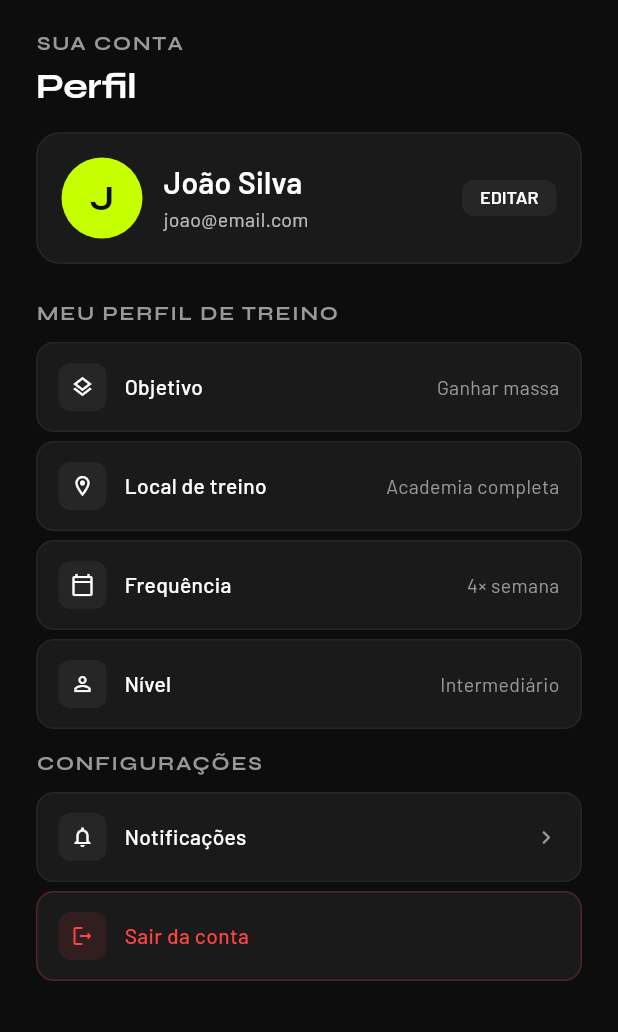
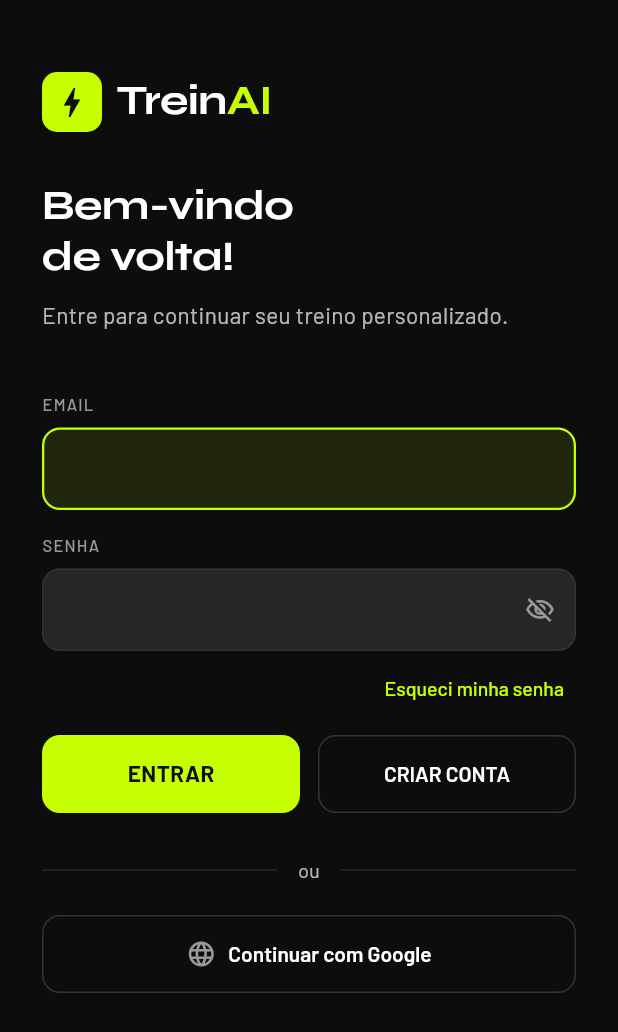
Before and after one commit to NathanYanDev/treinai, a Flutter app: the screen it shows after launch, on a phone screen of 412 x 824 dp. Shown: the top 1032 px of the screen. Run offline on Flutter 3.47's test engine with Material 3 defaults, Android fonts, the phone set to English and light mode, and no system bars; our stand-ins replace equatable, flutter_bloc, google_fonts.

Commit message:
login tela

```diff
--- a/lib/main.dart
+++ b/lib/main.dart
@@ -6,6 +6,7 @@ import 'presentation/bloc/onboarding_cubit.dart';
 import 'presentation/pages/onboarding/onboarding_router.dart'; //rotas do onboarding
 import 'presentation/pages/workout_complete_screen.dart'; //comclusão do treino
 import 'presentation/pages/profile_screen.dart'; //tela sobre
+import 'presentation/pages/login/login_page.dart'; // tela login
 
 void main() {
   runApp(const App());
@@ -22,7 +23,7 @@ class App extends StatelessWidget {
       theme: AppTheme.dark,
       home: BlocProvider(
         create: (_) => OnboardingCubit(),
-        child: const ProfileScreen(),
+        child: const LoginPage(),
       ),
     );
   }
--- /dev/null
+++ b/lib/presentation/pages/login/login_page.dart
@@ -0,0 +1,213 @@
+import 'package:flutter/material.dart';
+import '../../../core/theme/app_colors.dart';
+import '../../../core/theme/app_typography.dart';
+
+class LoginPage extends StatefulWidget {
+  const LoginPage({super.key});
+
+  @override
+  State<LoginPage> createState() => _LoginPageState();
+}
+
+class _LoginPageState extends State<LoginPage> {
+  final TextEditingController _emailController = TextEditingController(
+    text: '',
+  );
+  final TextEditingController _passwordController = TextEditingController();
+  bool _obscurePassword = true;
+
+  @override
+  void dispose() {
+    _emailController.dispose();
+    _passwordController.dispose();
+    super.dispose();
+  }
+
+  @override
+  Widget build(BuildContext context) {
+    return Scaffold(
+      backgroundColor: AppColors.bgPrimary,
+      body: SafeArea(
+        child: SingleChildScrollView(
+          padding: const EdgeInsets.symmetric(horizontal: 28.0),
+          child: Column(
+            crossAxisAlignment: CrossAxisAlignment.start,
+            children: [
+              const SizedBox(height: 48),
+
+              // ── Logo ──────────────────────────────────────────────────────
+              Row(
+                children: [
+                  Container(
+                    width: 40,
+                    height: 40,
+                    decoration: BoxDecoration(
+                      color: AppColors.lime500,
+                      borderRadius: BorderRadius.circular(10),
+                    ),
+                    child: const Icon(
+                      Icons.bolt,
+                      color: AppColors.black,
+                      size: 26,
+                    ),
+                  ),
+                  const SizedBox(width: 10),
+                  RichText(
+                    text: TextSpan(
+                      children: [
+                        TextSpan(
+                          text: 'Trein',
+                          style: AppTypography.logo.copyWith(
+                            color: AppColors.textPrimary,
+                          ),
+                        ),
+                        TextSpan(
+                          text: 'AI',
+                          style: AppTypography.logo.copyWith(
+                            color: AppColors.lime500,
+                          ),
+                        ),
+                      ],
+                    ),
+                  ),
+                ],
+              ),
+
+              const SizedBox(height: 32),
+
+              // ── Headline ──────────────────────────────────────────────────
+              Text('Bem-vindo\nde volta!', style: AppTypography.displayMd),
+
+              const SizedBox(height: 10),
+
+              Text(
+                'Entre para continuar seu treino personalizado.',
+                style: AppTypography.bodyLg,
+              ),
+
+              const SizedBox(height: 40),
+
+              // ── Email ─────────────────────────────────────────────────────
+              Text('EMAIL', style: AppTypography.bodySm),
+
+              const SizedBox(height: 8),
+
+              TextField(
+                controller: _emailController,
+                keyboardType: TextInputType.emailAddress,
+                style: AppTypography.inputValue,
+                decoration: InputDecoration(
+                  // Campo preenchido → fundo levemente esverdeado + borda lime
+                  filled: true,
+                  fillColor: AppColors.bgAccent,
+                  enabledBorder: OutlineInputBorder(
+                    borderRadius: BorderRadius.circular(12),
+                    borderSide: const BorderSide(
+                      color: AppColors.borderAccent,
+                      width: 1.5,
+                    ),
+                  ),
+                  focusedBorder: OutlineInputBorder(
+                    borderRadius: BorderRadius.circular(12),
+                    borderSide: const BorderSide(
+                      color: AppColors.borderFocus,
+                      width: 2,
+                    ),
+                  ),
+                ),
+              ),
+
+              const SizedBox(height: 16),
+
+              // ── Senha ─────────────────────────────────────────────────────
+              Text('SENHA', style: AppTypography.bodySm),
+
+              const SizedBox(height: 8),
+
+              TextField(
+                controller: _passwordController,
+                obscureText: _obscurePassword,
+                style: AppTypography.inputValue,
+                decoration: InputDecoration(
+                  suffixIcon: IconButton(
+                    icon: Icon(
+                      _obscurePassword
+                          ? Icons.visibility_off_outlined
+                          : Icons.visibility_outlined,
+                      color: AppColors.iconSecondary,
+                      size: 20,
+                    ),
+                    onPressed: () =>
+                        setState(() => _obscurePassword = !_obscurePassword),
+                  ),
+                ),
+              ),
+
+              // ── Esqueci minha senha ───────────────────────────────────────
+              Align(
+                alignment: Alignment.centerRight,
+                child: TextButton(
+                  onPressed: () {},
+                  child: Text('Esqueci minha senha', style: AppTypography.link),
+                ),
+              ),
+
+              const SizedBox(height: 8),
+
+              // ── Botões ────────────────────────────────────────────────────
+              Row(
+                children: [
+                  Expanded(
+                    child: ElevatedButton(
+                      onPressed: () {},
+                      child: Text('ENTRAR', style: AppTypography.buttonLg),
+                    ),
+                  ),
+                  const SizedBox(width: 12),
+                  Expanded(
+                    child: OutlinedButton(
+                      onPressed: () {},
+                      child: Text('CRIAR CONTA', style: AppTypography.buttonMd),
+                    ),
+                  ),
+                ],
+              ),
+
+              const SizedBox(height: 28),
+
+              // ── Divisor "ou" ──────────────────────────────────────────────
+              Row(
+                children: [
+                  const Expanded(child: Divider()),
+                  Padding(
+                    padding: const EdgeInsets.symmetric(horizontal: 14),
+                    child: Text('ou', style: AppTypography.bodyMd),
+                  ),
+                  const Expanded(child: Divider()),
+                ],
+              ),
+
+              const SizedBox(height: 20),
+
+              // ── Google ────────────────────────────────────────────────────
+              OutlinedButton.icon(
+                onPressed: () {},
+                icon: const Icon(
+                  Icons.language,
+                  color: AppColors.iconSecondary,
+                  size: 20,
+                ),
+                label: Text(
+                  'Continuar com Google',
+                  style: AppTypography.buttonMd,
+                ),
+              ),
+
+              const SizedBox(height: 32),
+            ],
+          ),
+        ),
+      ),
+    );
+  }
+}
```
